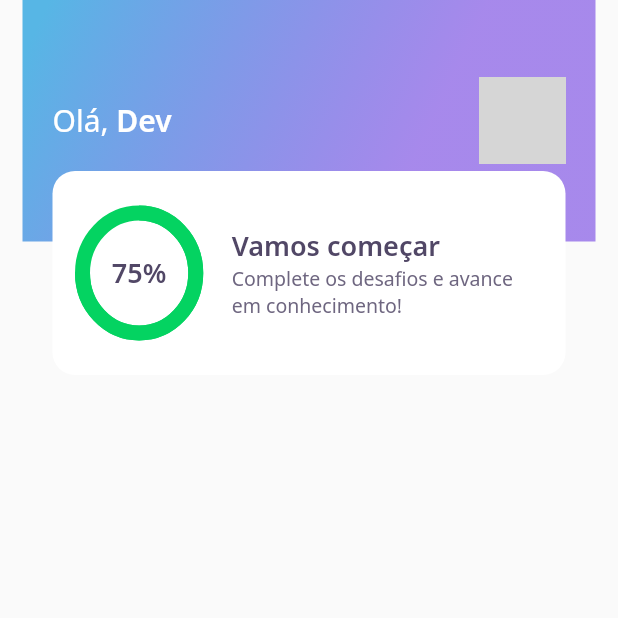
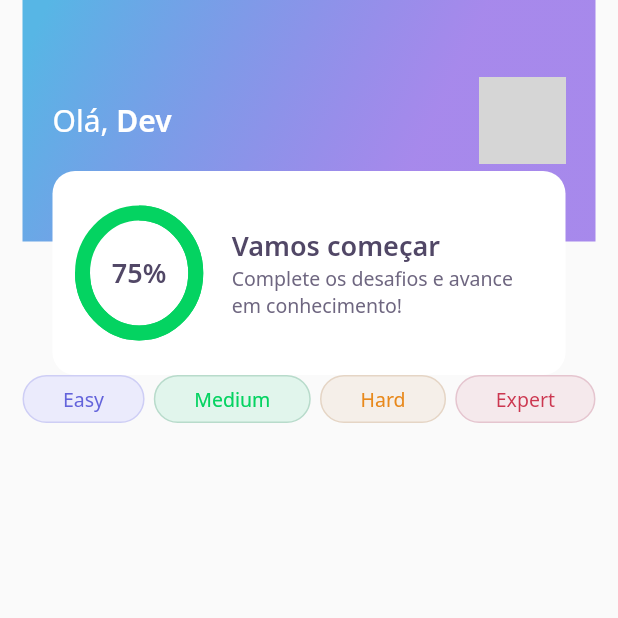
Before and after one commit to glgomess/flutter-quiz, a Flutter app: the screen it shows after launch, on a phone screen of 412 x 824 dp, the top half of it. Run offline on Flutter 3.47's test engine with Material 2 defaults, Android fonts, the phone set to English and light mode, and no system bars; our stand-ins replace google_fonts; network calls fail; grey boxes are pictures that could not be loaded.

Commit message:
FEAT: Rendering level tags (hard coded)

```diff
--- a/lib/core/home/home.page.dart
+++ b/lib/core/home/home.page.dart
@@ -1,3 +1,4 @@
+import 'package:DevQuiz/core/home/widgets/level-button/levelbutton.widget.dart';
 import 'package:flutter/material.dart';
 import './widgets/appbar/appbar.widget.dart';
 
@@ -13,6 +14,26 @@ class _HomePageState extends State<HomePage> {
   Widget build(BuildContext context) {
     return Scaffold(
       appBar: AppBarWidget(),
+      body: Padding(
+        padding: const EdgeInsets.symmetric(horizontal: 15),
+        child: Row(
+          mainAxisAlignment: MainAxisAlignment.spaceBetween,
+          children: [
+            LevelButton(
+              label: 'Easy',
+            ),
+            LevelButton(
+              label: 'Medium',
+            ),
+            LevelButton(
+              label: 'Hard',
+            ),
+            LevelButton(
+              label: 'Expert',
+            ),
+          ],
+        ),
+      ),
     );
   }
 }
--- /dev/null
+++ b/lib/core/home/widgets/level-button/levelbutton.widget.dart
@@ -0,0 +1,53 @@
+import 'package:DevQuiz/core/core.dart';
+import 'package:flutter/material.dart';
+import 'package:google_fonts/google_fonts.dart';
+import '../../../app_colors.dart';
+
+class LevelButton extends StatelessWidget {
+  final String label;
+  LevelButton({Key? key, required this.label});
+
+  final colors = {
+    "Easy": {
+      "color": AppColors.levelButtonFacil,
+      "borderColor": AppColors.levelButtonBorderFacil,
+      "fontColor": AppColors.levelButtonTextFacil
+    },
+    "Medium": {
+      "color": AppColors.levelButtonMedio,
+      "borderColor": AppColors.levelButtonBorderMedio,
+      "fontColor": AppColors.levelButtonTextMedio
+    },
+    "Hard": {
+      "color": AppColors.levelButtonDificil,
+      "borderColor": AppColors.levelButtonBorderDificil,
+      "fontColor": AppColors.levelButtonTextDificil
+    },
+    "Expert": {
+      "color": AppColors.levelButtonPerito,
+      "borderColor": AppColors.levelButtonBorderPerito,
+      "fontColor": AppColors.levelButtonTextPerito
+    },
+  };
+
+  Color get color => colors[label]!["color"]!;
+  Color get borderColor => colors[label]!["borderColor"]!;
+  Color get fontColor => colors[label]!["fontColor"]!;
+
+  @override
+  Widget build(BuildContext context) {
+    return Container(
+      decoration: BoxDecoration(
+          color: color,
+          border: Border.fromBorderSide(BorderSide(color: borderColor)),
+          borderRadius: BorderRadius.circular(28)),
+      child: Padding(
+        padding: const EdgeInsets.symmetric(horizontal: 26, vertical: 6),
+        child: Text(
+          label,
+          style: GoogleFonts.notoSans(color: fontColor, fontSize: 13),
+        ),
+      ),
+    );
+  }
+}
```
